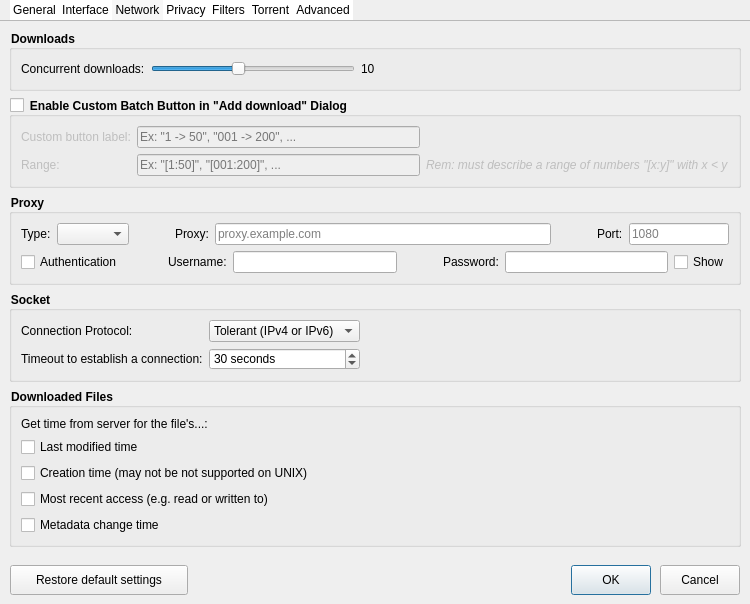
setvisible/ArrowDL, file src/dialogs/preferencedialog.ui: the form before one commit.
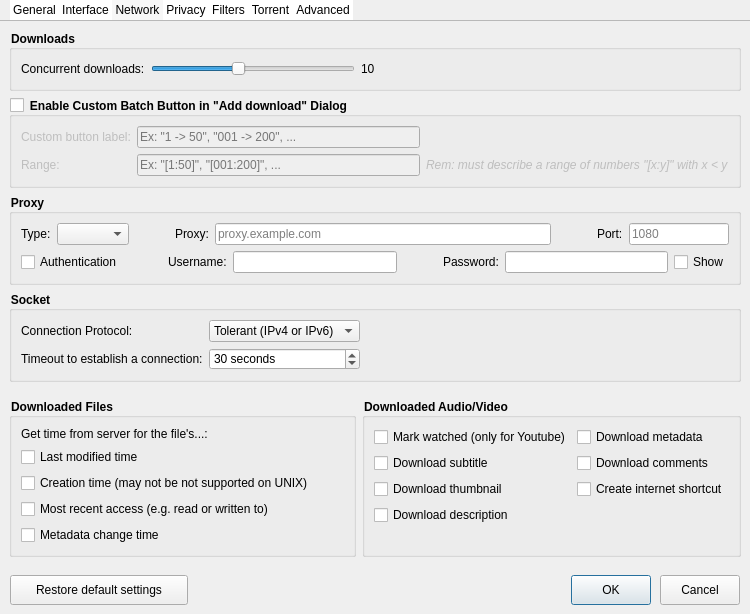
The form after the commit. The open tabs and pages were chosen to show the change. Icons and pictures are not drawn. Custom widgets are drawn as their Qt base class.

Commit message: [Stream] Add stream preferences

```diff
--- a/src/dialogs/preferencedialog.ui
+++ b/src/dialogs/preferencedialog.ui
@@ -774,6 +774,11 @@
         </widget>
        </item>
        <item>
+        <layout class="QHBoxLayout" name="horizontalLayout_7">
+         <property name="topMargin">
+          <number>10</number>
+         </property>
+         <item>
         <widget class="QGroupBox" name="networkMetadataGroupBox">
          <property name="title">
           <string>Downloaded Files</string>
@@ -816,6 +821,83 @@
           </item>
          </layout>
         </widget>
+         </item>
+         <item>
+          <widget class="QGroupBox" name="streamExtraDataGroupBox">
+           <property name="title">
+            <string>Downloaded Audio/Video</string>
+           </property>
+           <layout class="QVBoxLayout" name="verticalLayout_25">
+            <item>
+             <layout class="QGridLayout" name="gridLayout_6">
+              <item row="1" column="0">
+               <widget class="QCheckBox" name="streamSubtitleCheckBox">
+                <property name="text">
+                 <string>Download subtitle</string>
+                </property>
+               </widget>
+              </item>
+              <item row="3" column="0">
+               <widget class="QCheckBox" name="streamDescriptionCheckBox">
+                <property name="text">
+                 <string>Download description</string>
+                </property>
+               </widget>
+              </item>
+              <item row="0" column="0">
+               <widget class="QCheckBox" name="streamMarkWatchedCheckBox">
+                <property name="text">
+                 <string>Mark watched (only for Youtube)</string>
+                </property>
+               </widget>
+              </item>
+              <item row="2" column="0">
+               <widget class="QCheckBox" name="streamThumbnailCheckBox">
+                <property name="text">
+                 <string>Download thumbnail</string>
+                </property>
+               </widget>
+              </item>
+              <item row="0" column="1">
+               <widget class="QCheckBox" name="streamMetadataCheckBox">
+                <property name="text">
+                 <string>Download metadata</string>
+                </property>
+               </widget>
+              </item>
+              <item row="1" column="1">
+               <widget class="QCheckBox" name="streamCommentCheckBox">
+                <property name="text">
+                 <string>Download comments </string>
+                </property>
+               </widget>
+              </item>
+              <item row="2" column="1">
+               <widget class="QCheckBox" name="streamShortcutCheckBox">
+                <property name="text">
+                 <string>Create internet shortcut</string>
+                </property>
+               </widget>
+              </item>
+             </layout>
+            </item>
+            <item>
+             <spacer name="verticalSpacer_5">
+              <property name="orientation">
+               <enum>Qt::Vertical</enum>
+              </property>
+              <property name="sizeHint" stdset="0">
+               <size>
+                <width>20</width>
+                <height>8</height>
+               </size>
+              </property>
+             </spacer>
+            </item>
+           </layout>
+          </widget>
+         </item>
+        </layout>
        </item>
        <item>
         <spacer name="verticalSpacer_4">
```
Lines whose indentation alone changed are shown as unchanged. The commit also changes 4 other files.
